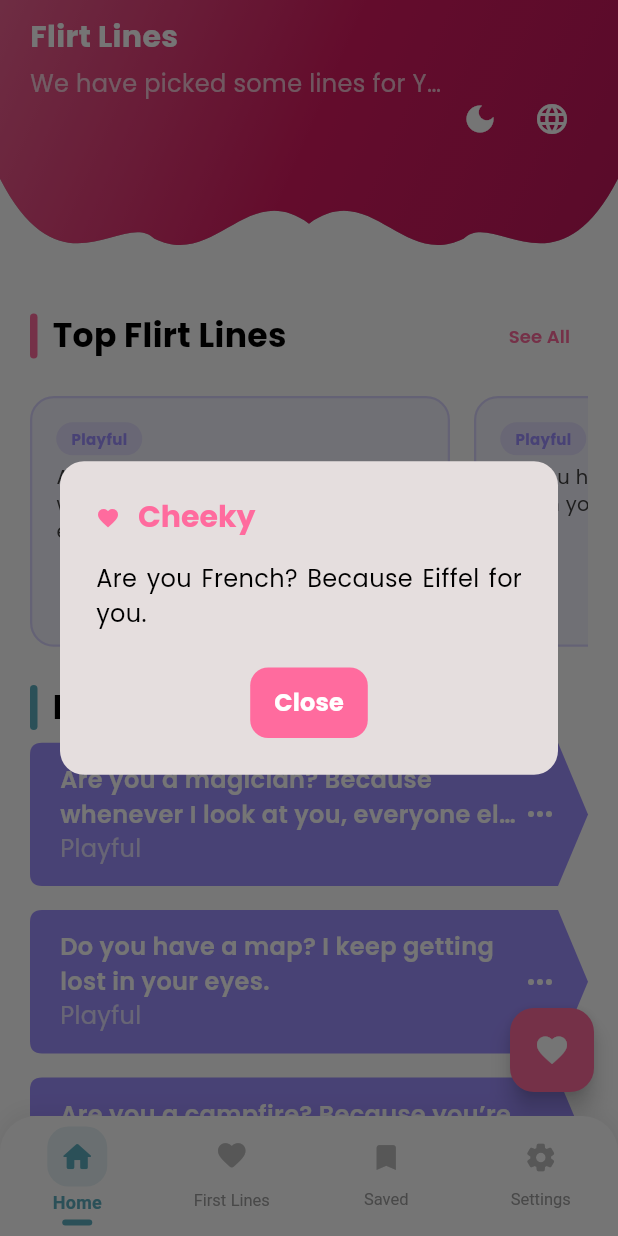
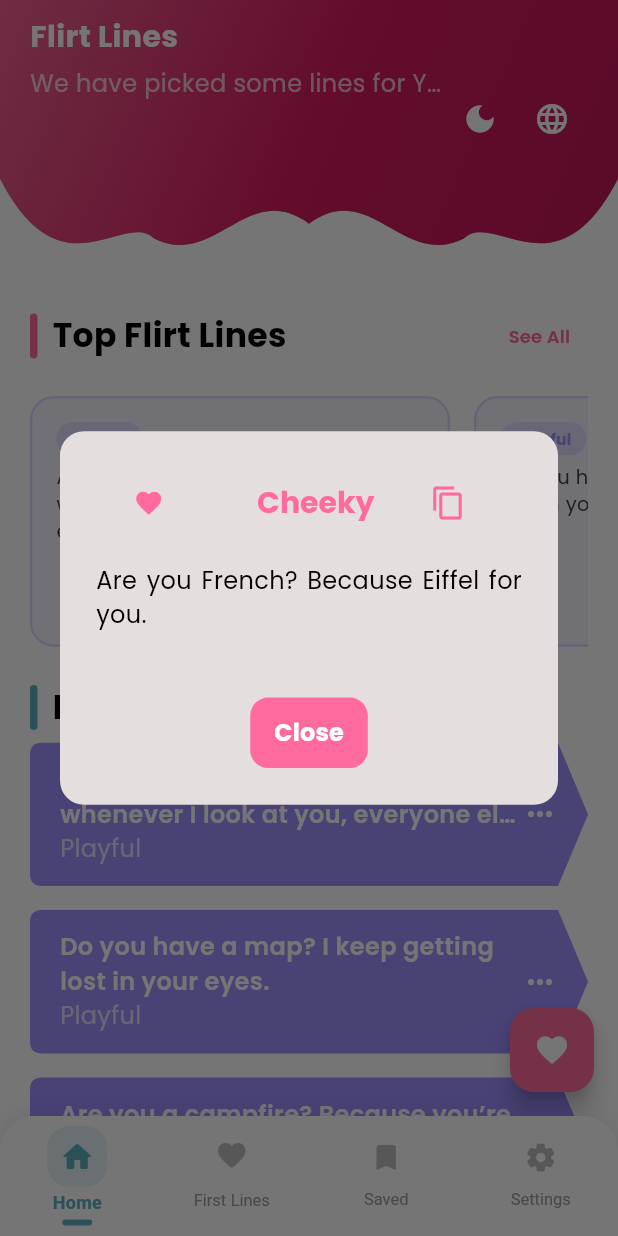
Before and after one commit to developeraavash/pickuplines, a Flutter app: the screen it shows after launch, after a tap on the "favorite" icon, on a phone screen of 412 x 824 dp. Run offline on Flutter 3.47's test engine with Material 3 defaults, Android fonts, the phone set to English and light mode, and no system bars; our stand-ins replace firebase_core, flutter_screenutil, google_fonts; accounts and stored records are empty.

Commit message:
added add to clipboard functionality to random flirt button on tapping

```diff
--- a/lib/core/widgets/alertbox.dart
+++ b/lib/core/widgets/alertbox.dart
@@ -3,11 +3,29 @@ import 'package:flutter_screenutil/flutter_screenutil.dart';
 import 'package:pickuplines/core/constants/app_colors.dart';
 import 'package:pickuplines/core/constants/app_sizes.dart';
 import 'package:pickuplines/core/helpers/THelperFunc.dart';
+import 'package:flutter/services.dart'; // For Clipboard functionality
 
 class AlertBox extends StatelessWidget {
   const AlertBox({super.key, required this.randomFlirtLine});
 
   final Map<String, dynamic>? randomFlirtLine;
+
+  // Method to copy text to clipboard
+  void _copyToClipboard(BuildContext context) {
+    if (randomFlirtLine?['line'] != null) {
+      Clipboard.setData(ClipboardData(text: randomFlirtLine!['line']));
+      ScaffoldMessenger.of(context).showSnackBar(
+        SnackBar(
+          content: Text('Copied to clipboard!'),
+          duration: Duration(seconds: 2),
+          behavior: SnackBarBehavior.floating,
+          shape: RoundedRectangleBorder(
+            borderRadius: BorderRadius.circular(10),
+          ),
+        ),
+      );
+    }
+  }
 
   @override
   Widget build(BuildContext context) {
@@ -20,8 +38,9 @@ class AlertBox extends StatelessWidget {
               ? AppColors.backgroundDark
               : const Color.fromARGB(255, 229, 222, 222),
       title: Row(
+        mainAxisAlignment: MainAxisAlignment.spaceEvenly,
         children: [
-          Icon(Icons.favorite, color: Color(0xFFFF6B9E), size: AppSizes.md),
+          Icon(Icons.favorite, color: Color(0xFFFF6B9E), size: AppSizes.lg),
           SizedBox(width: 10.h),
           Flexible(
             child: Text(
@@ -34,19 +53,32 @@ class AlertBox extends StatelessWidget {
               overflow: TextOverflow.ellipsis,
             ),
           ),
+          Align(
+            alignment: Alignment.centerRight,
+            child: IconButton(
+              icon: Icon(Icons.copy, color: Color(0xFFFF6B9E)),
+              onPressed: () => _copyToClipboard(context),
+              tooltip: 'Copy to clipboard',
+            ),
+          ),
         ],
       ),
-
-      content: Text(
-        randomFlirtLine?['line'],
-        style: TextStyle(
-          fontSize: AppSizes.md,
-
-          color: Thelperfunc.isDarkMode(context) ? Colors.white : Colors.black,
-        ),
-        textAlign: TextAlign.justify,
+      content: Column(
+        mainAxisSize: MainAxisSize.min,
+        crossAxisAlignment: CrossAxisAlignment.start,
+        children: [
+          Text(
+            randomFlirtLine?['line'],
+            style: TextStyle(
+              fontSize: AppSizes.md,
+              color:
+                  Thelperfunc.isDarkMode(context) ? Colors.white : Colors.black,
+            ),
+            textAlign: TextAlign.justify,
+          ),
+          SizedBox(height: 16.h),
+        ],
       ),
-
       actionsAlignment: MainAxisAlignment.center,
       actions: [
         TextButton(
--- a/lib/features/home/screens/home_screen.dart
+++ b/lib/features/home/screens/home_screen.dart
@@ -2,8 +2,7 @@ import 'dart:convert';
 import 'dart:math';
 import 'package:flutter/material.dart';
 import 'package:flutter/services.dart';
-import 'package:flutter_screenutil/flutter_screenutil.dart';
-import 'package:pickuplines/core/constants/app_sizes.dart';
+ import 'package:pickuplines/core/constants/app_sizes.dart';
 import 'package:pickuplines/core/widgets/alertbox.dart';
 import 'package:pickuplines/core/widgets/curved/curved_appbar.dart';
 import 'package:pickuplines/features/first_line/screens/first_line_screen.dart';
```
